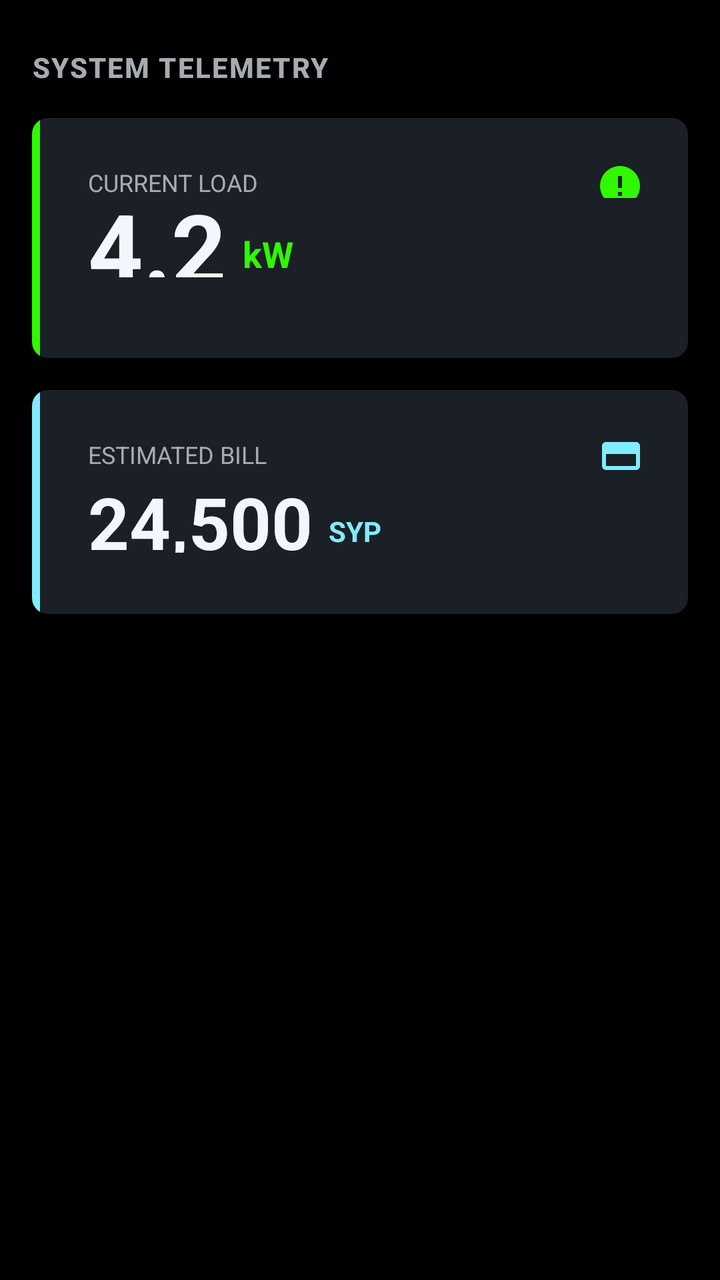
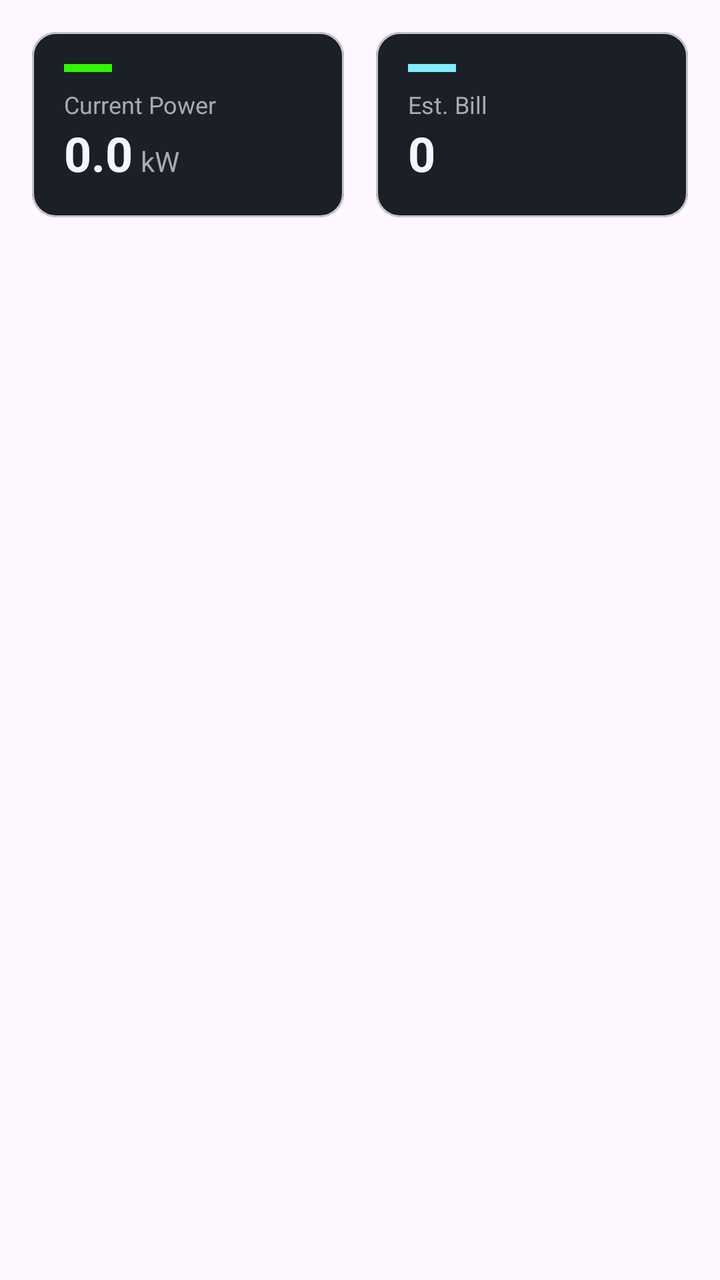

The first picture is an Android layout as it rendered before a commit; the second is the same layout after the commit. The layout source and the unified diff follow.
<!-- AndroidManifest.xml: application theme Theme.MyApplication -->
<!-- res/layout/layout_dashboard_header.xml -->
<?xml version="1.0" encoding="utf-8"?>
<LinearLayout xmlns:android="http://schemas.android.com/apk/res/android"
    xmlns:app="http://schemas.android.com/apk/res-auto"
    android:layout_width="match_parent"
    android:layout_height="wrap_content"
    android:orientation="vertical"
    android:paddingTop="24dp"
    android:paddingStart="16dp"
    android:paddingEnd="16dp"
    android:background="@color/black">

    <TextView
        android:id="@+id/tv_system_telemetry"
        android:layout_width="wrap_content"
        android:layout_height="wrap_content"
        android:text="SYSTEM TELEMETRY"
        android:textAllCaps="true"
        android:textColor="#A7ABB1"
        android:textSize="14sp"
        android:fontFamily="sans-serif-medium"
        android:letterSpacing="0.05"
        android:textStyle="bold" />

    
    <com.google.android.material.card.MaterialCardView
        android:id="@+id/cardCurrentLoad"
        android:layout_width="match_parent"
        android:layout_height="120dp"
        android:layout_marginTop="16dp"
        android:layout_marginBottom="16dp"
        app:cardBackgroundColor="#1A2026"
        app:cardCornerRadius="8dp"
        app:strokeWidth="0dp">

        <RelativeLayout
            android:layout_width="match_parent"
            android:layout_height="match_parent">

            <View
                android:id="@+id/viewPowerAccent"
                android:layout_width="4dp"
                android:layout_height="match_parent"
                android:background="#2FF801" />

            <LinearLayout
                android:layout_width="match_parent"
                android:layout_height="match_parent"
                android:layout_toEndOf="@id/viewPowerAccent"
                android:orientation="vertical"
                android:padding="24dp">

                <TextView
                    android:layout_width="wrap_content"
                    android:layout_height="wrap_content"
                    android:text="CURRENT LOAD"
                    android:textColor="#A7ABB1"
                    android:textSize="12sp" />

                <LinearLayout
                    android:layout_width="wrap_content"
                    android:layout_height="wrap_content"
                    android:layout_marginTop="8dp"
                    android:gravity="bottom"
                    android:orientation="horizontal">

                    <TextView
                        android:id="@+id/tvPowerValue"
                        android:layout_width="wrap_content"
                        android:layout_height="wrap_content"
                        android:text="4.2"
                        android:textColor="#F3F7FD"
                        android:textSize="48sp"
                        android:textStyle="bold" />

                    <TextView
                        android:id="@+id/tvPowerUnit"
                        android:layout_width="wrap_content"
                        android:layout_height="wrap_content"
                        android:layout_marginStart="8dp"
                        android:layout_marginBottom="8dp"
                        android:text="kW"
                        android:textColor="#2FF801"
                        android:textSize="18sp"
                        android:textStyle="bold" />
                </LinearLayout>
            </LinearLayout>

            <ImageView
                android:layout_width="20dp"
                android:layout_height="16dp"
                android:layout_alignParentEnd="true"
                android:layout_marginTop="24dp"
                android:layout_marginEnd="24dp"
                android:src="@drawable/ic_power"
                android:contentDescription="Power Icon" />
        </RelativeLayout>
    </com.google.android.material.card.MaterialCardView>

    
    <com.google.android.material.card.MaterialCardView
        android:id="@+id/cardEstimatedBill"
        android:layout_width="match_parent"
        android:layout_height="112dp"
        app:cardBackgroundColor="#1A2026"
        app:cardCornerRadius="8dp"
        app:strokeWidth="0dp">

        <RelativeLayout
            android:layout_width="match_parent"
            android:layout_height="match_parent">

            <View
                android:id="@+id/viewBillAccent"
                android:layout_width="4dp"
                android:layout_height="match_parent"
                android:background="#81ECFF" />

            <LinearLayout
                android:layout_width="match_parent"
                android:layout_height="match_parent"
                android:layout_toEndOf="@id/viewBillAccent"
                android:orientation="vertical"
                android:padding="24dp">

                <TextView
                    android:layout_width="wrap_content"
                    android:layout_height="wrap_content"
                    android:text="ESTIMATED BILL"
                    android:textColor="#A7ABB1"
                    android:textSize="12sp" />

                <LinearLayout
                    android:layout_width="wrap_content"
                    android:layout_height="wrap_content"
                    android:layout_marginTop="8dp"
                    android:gravity="bottom"
                    android:orientation="horizontal">

                    <TextView
                        android:id="@+id/tvBillValue"
                        android:layout_width="wrap_content"
                        android:layout_height="wrap_content"
                        android:text="24,500"
                        android:textColor="#F3F7FD"
                        android:textSize="36sp"
                        android:textStyle="bold" />

                    <TextView
                        android:layout_width="wrap_content"
                        android:layout_height="wrap_content"
                        android:layout_marginStart="8dp"
                        android:layout_marginBottom="4dp"
                        android:text="SYP"
                        android:textColor="#81ECFF"
                        android:textSize="14sp"
                        android:textStyle="bold" />
                </LinearLayout>
            </LinearLayout>

            <ImageView
                android:layout_width="19dp"
                android:layout_height="18dp"
                android:layout_alignParentEnd="true"
                android:layout_marginTop="24dp"
                android:layout_marginEnd="24dp"
                android:src="@drawable/ic_bill"
                android:contentDescription="Bill Icon" />
        </RelativeLayout>
    </com.google.android.material.card.MaterialCardView>

</LinearLayout>
<!-- resources referenced by this layout -->
<resources>
  <color name="black">#FF000000</color>
  <!-- drawable ic_bill (drawable) -->
  <vector xmlns:android="http://schemas.android.com/apk/res/android"
      android:width="19dp"
      android:height="18dp"
      android:viewportWidth="19"
      android:viewportHeight="18">
      <path
          android:fillColor="#81ECFF"
          android:pathData="M17,2L2,2C0.9,2 0.01,2.9 0.01,4L0,14C0,15.1 0.9,16 2,16L17,16C18.1,16 19,15.1 19,14L19,4C19,2.9 18.1,2 17,2ZM17,14L2,14L2,8L17,8L17,14ZM17,4L2,4L2,6L17,6L17,4Z" />
  </vector>
  <!-- drawable ic_power (drawable) -->
  <vector xmlns:android="http://schemas.android.com/apk/res/android"
      android:width="20dp"
      android:height="16dp"
      android:viewportWidth="20"
      android:viewportHeight="16">
      <path
          android:fillColor="#2FF801"
          android:pathData="M10,0C4.48,0 0,4.48 0,10C0,15.52 4.48,20 10,20C15.52,20 20,15.52 20,10C20,4.48 15.52,0 10,0ZM11,15L9,15L9,13L11,13L11,15ZM11,11L9,11L9,5L11,5L11,11Z" />
  </vector>
  <style name="Theme.MyApplication" parent="Base.Theme.MyApplication" />
  <style name="Base.Theme.MyApplication" parent="Theme.Material3.DayNight.NoActionBar">
          
          
      </style>
</resources>

<!-- the commit's change to res/layout/layout_dashboard_header.xml (unified diff, before → after) -->
@@ -3,169 +3,89 @@
     xmlns:app="http://schemas.android.com/apk/res-auto"
     android:layout_width="match_parent"
     android:layout_height="wrap_content"
-    android:orientation="vertical"
-    android:paddingTop="24dp"
-    android:paddingStart="16dp"
-    android:paddingEnd="16dp"
-    android:background="@color/black">
+    android:orientation="horizontal"
+    android:padding="16dp"
+    android:baselineAligned="false">
 
-    <TextView
-        android:id="@+id/tv_system_telemetry"
-        android:layout_width="wrap_content"
+    <com.google.android.material.card.MaterialCardView
+        android:layout_width="0dp"
         android:layout_height="wrap_content"
-        android:text="SYSTEM TELEMETRY"
-        android:textAllCaps="true"
-        android:textColor="#A7ABB1"
-        android:textSize="14sp"
-        android:fontFamily="sans-serif-medium"
-        android:letterSpacing="0.05"
-        android:textStyle="bold" />
-
-    
-    <com.google.android.material.card.MaterialCardView
-        android:id="@+id/cardCurrentLoad"
-        android:layout_width="match_parent"
-        android:layout_height="120dp"
-        android:layout_marginTop="16dp"
-        android:layout_marginBottom="16dp"
-        app:cardBackgroundColor="#1A2026"
-        app:cardCornerRadius="8dp"
-        app:strokeWidth="0dp">
-
-        <RelativeLayout
+        android:layout_weight="1"
+        android:layout_marginEnd="8dp"
+        app:cardCornerRadius="12dp"
+        app:cardBackgroundColor="#1A2026">
+        <LinearLayout
             android:layout_width="match_parent"
-            android:layout_height="match_parent">
-
+            android:layout_height="wrap_content"
+            android:orientation="vertical"
+            android:padding="16dp">
             <View
                 android:id="@+id/viewPowerAccent"
-                android:layout_width="4dp"
-                android:layout_height="match_parent"
+                android:layout_width="24dp"
+                android:layout_height="4dp"
                 android:background="#2FF801" />
-
+            <TextView
+                android:layout_width="wrap_content"
+                android:layout_height="wrap_content"
+                android:text="Current Power"
+                android:textColor="#A7ABB1"
+                android:textSize="12sp"
+                android:layout_marginTop="8dp"/>
             <LinearLayout
-                android:layout_width="match_parent"
-                android:layout_height="match_parent"
-                android:layout_toEndOf="@id/viewPowerAccent"
-                android:orientation="vertical"
-                android:padding="24dp">
-
+                android:layout_width="wrap_content"
+                android:layout_height="wrap_content"
+                android:orientation="horizontal">
                 <TextView
+                    android:id="@+id/tvPowerValue"
                     android:layout_width="wrap_content"
                     android:layout_height="wrap_content"
-                    android:text="CURRENT LOAD"
-                    android:textColor="#A7ABB1"
-                    android:textSize="12sp" />
-
-                <LinearLayout
+                    android:text="0.0"
+                    android:textColor="#F3F7FD"
+                    android:textSize="24sp"
+                    android:textStyle="bold" />
+                <TextView
+                    android:id="@+id/tvPowerUnit"
                     android:layout_width="wrap_content"
                     android:layout_height="wrap_content"
-                    android:layout_marginTop="8dp"
-                    android:gravity="bottom"
-                    android:orientation="horizontal">
-
-                    <TextView
-                        android:id="@+id/tvPowerValue"
-                        android:layout_width="wrap_content"
-                        android:layout_height="wrap_content"
-                        android:text="4.2"
-                        android:textColor="#F3F7FD"
-                        android:textSize="48sp"
-                        android:textStyle="bold" />
-
-                    <TextView
-                        android:id="@+id/tvPowerUnit"
-                        android:layout_width="wrap_content"
-                        android:layout_height="wrap_content"
-                        android:layout_marginStart="8dp"
-                        android:layout_marginBottom="8dp"
-                        android:text="kW"
-                        android:textColor="#2FF801"
-                        android:textSize="18sp"
-                        android:textStyle="bold" />
-                </LinearLayout>
+                    android:text="kW"
+                    android:textColor="#A7ABB1"
+                    android:layout_marginStart="4dp" />
             </LinearLayout>
-
-            <ImageView
-                android:layout_width="20dp"
-                android:layout_height="16dp"
-                android:layout_alignParentEnd="true"
-                android:layout_marginTop="24dp"
-                android:layout_marginEnd="24dp"
-                android:src="@drawable/ic_power"
-                android:contentDescription="Power Icon" />
-        </RelativeLayout>
+        </LinearLayout>
     </com.google.android.material.card.MaterialCardView>
 
-    
     <com.google.android.material.card.MaterialCardView
-        android:id="@+id/cardEstimatedBill"
-        android:layout_width="match_parent"
-        android:layout_height="112dp"
-        app:cardBackgroundColor="#1A2026"
-        app:cardCornerRadius="8dp"
-        app:strokeWidth="0dp">
-
-        <RelativeLayout
+        android:layout_width="0dp"
+        android:layout_height="wrap_content"
+        android:layout_weight="1"
+        android:layout_marginStart="8dp"
+        app:cardCornerRadius="12dp"
+        app:cardBackgroundColor="#1A2026">
+        <LinearLayout
             android:layout_width="match_parent"
-            android:layout_height="match_parent">
-
+            android:layout_height="wrap_content"
+            android:orientation="vertical"
+            android:padding="16dp">
             <View
                 android:id="@+id/viewBillAccent"
-                android:layout_width="4dp"
-                android:layout_height="match_parent"
+                android:layout_width="24dp"
+                android:layout_height="4dp"
                 android:background="#81ECFF" />
-
-            <LinearLayout
-                android:layout_width="match_parent"
-                android:layout_height="match_parent"
-                android:layout_toEndOf="@id/viewBillAccent"
-                android:orientation="vertical"
-                android:padding="24dp">
-
-                <TextView
-                    android:layout_width="wrap_content"
-                    android:layout_height="wrap_content"
-                    android:text="ESTIMATED BILL"
-                    android:textColor="#A7ABB1"
-                    android:textSize="12sp" />
-
-                <LinearLayout
-                    android:layout_width="wrap_content"
-                    android:layout_height="wrap_content"
-                    android:layout_marginTop="8dp"
-                    android:gravity="bottom"
-                    android:orientation="horizontal">
-
-                    <TextView
-                        android:id="@+id/tvBillValue"
-                        android:layout_width="wrap_content"
-                        android:layout_height="wrap_content"
-                        android:text="24,500"
-                        android:textColor="#F3F7FD"
-                        android:textSize="36sp"
-                        android:textStyle="bold" />
-
-                    <TextView
-                        android:layout_width="wrap_content"
-                        android:layout_height="wrap_content"
-                        android:layout_marginStart="8dp"
-                        android:layout_marginBottom="4dp"
-                        android:text="SYP"
-                        android:textColor="#81ECFF"
-                        android:textSize="14sp"
-                        android:textStyle="bold" />
-                </LinearLayout>
-            </LinearLayout>
-
-            <ImageView
-                android:layout_width="19dp"
-                android:layout_height="18dp"
-                android:layout_alignParentEnd="true"
-                android:layout_marginTop="24dp"
-                android:layout_marginEnd="24dp"
-                android:src="@drawable/ic_bill"
-                android:contentDescription="Bill Icon" />
-        </RelativeLayout>
+            <TextView
+                android:layout_width="wrap_content"
+                android:layout_height="wrap_content"
+                android:text="Est. Bill"
+                android:textColor="#A7ABB1"
+                android:textSize="12sp"
+                android:layout_marginTop="8dp"/>
+            <TextView
+                android:id="@+id/tvBillValue"
+                android:layout_width="wrap_content"
+                android:layout_height="wrap_content"
+                android:text="0"
+                android:textColor="#F3F7FD"
+                android:textSize="24sp"
+                android:textStyle="bold" />
+        </LinearLayout>
     </com.google.android.material.card.MaterialCardView>
-
 </LinearLayout>
<!-- resource entries referenced after the edit -->
@@ -1,26 +1,5 @@
 <!-- resources referenced by this layout -->
 <resources>
-  <color name="black">#FF000000</color>
-  <!-- drawable ic_bill (drawable) -->
-  <vector xmlns:android="http://schemas.android.com/apk/res/android"
-      android:width="19dp"
-      android:height="18dp"
-      android:viewportWidth="19"
-      android:viewportHeight="18">
-      <path
-          android:fillColor="#81ECFF"
-          android:pathData="M17,2L2,2C0.9,2 0.01,2.9 0.01,4L0,14C0,15.1 0.9,16 2,16L17,16C18.1,16 19,15.1 19,14L19,4C19,2.9 18.1,2 17,2ZM17,14L2,14L2,8L17,8L17,14ZM17,4L2,4L2,6L17,6L17,4Z" />
-  </vector>
-  <!-- drawable ic_power (drawable) -->
-  <vector xmlns:android="http://schemas.android.com/apk/res/android"
-      android:width="20dp"
-      android:height="16dp"
-      android:viewportWidth="20"
-      android:viewportHeight="16">
-      <path
-          android:fillColor="#2FF801"
-          android:pathData="M10,0C4.48,0 0,4.48 0,10C0,15.52 4.48,20 10,20C15.52,20 20,15.52 20,10C20,4.48 15.52,0 10,0ZM11,15L9,15L9,13L11,13L11,15ZM11,11L9,11L9,5L11,5L11,11Z" />
-  </vector>
   <style name="Theme.MyApplication" parent="Base.Theme.MyApplication" />
   <style name="Base.Theme.MyApplication" parent="Theme.Material3.DayNight.NoActionBar">
           
